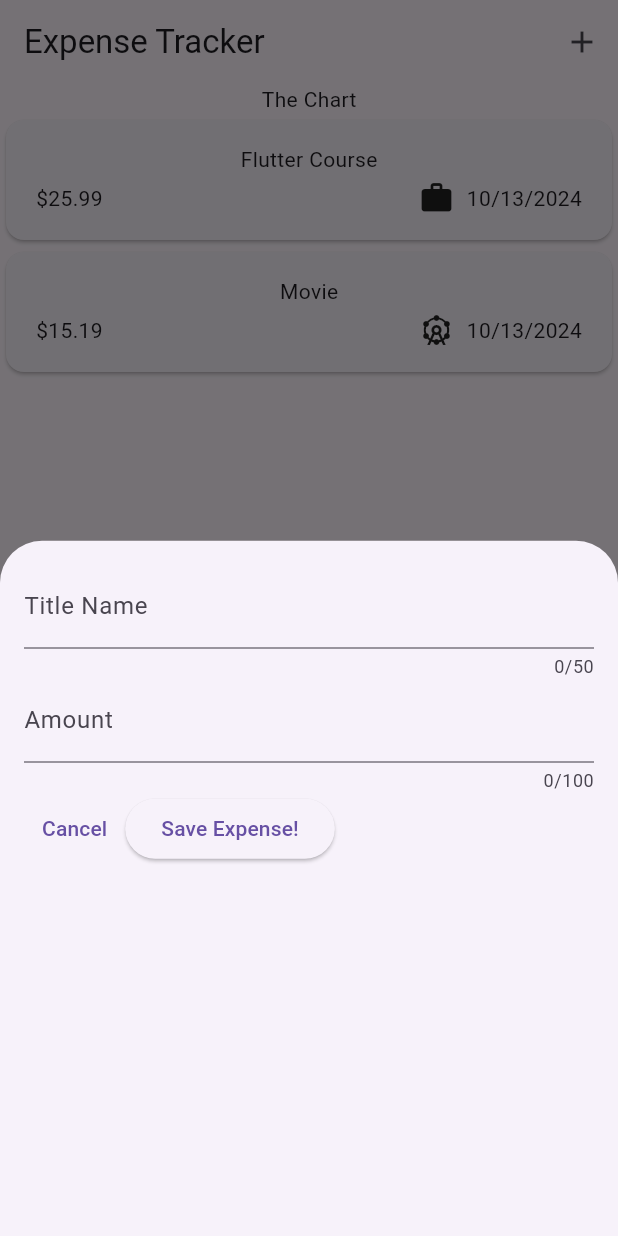
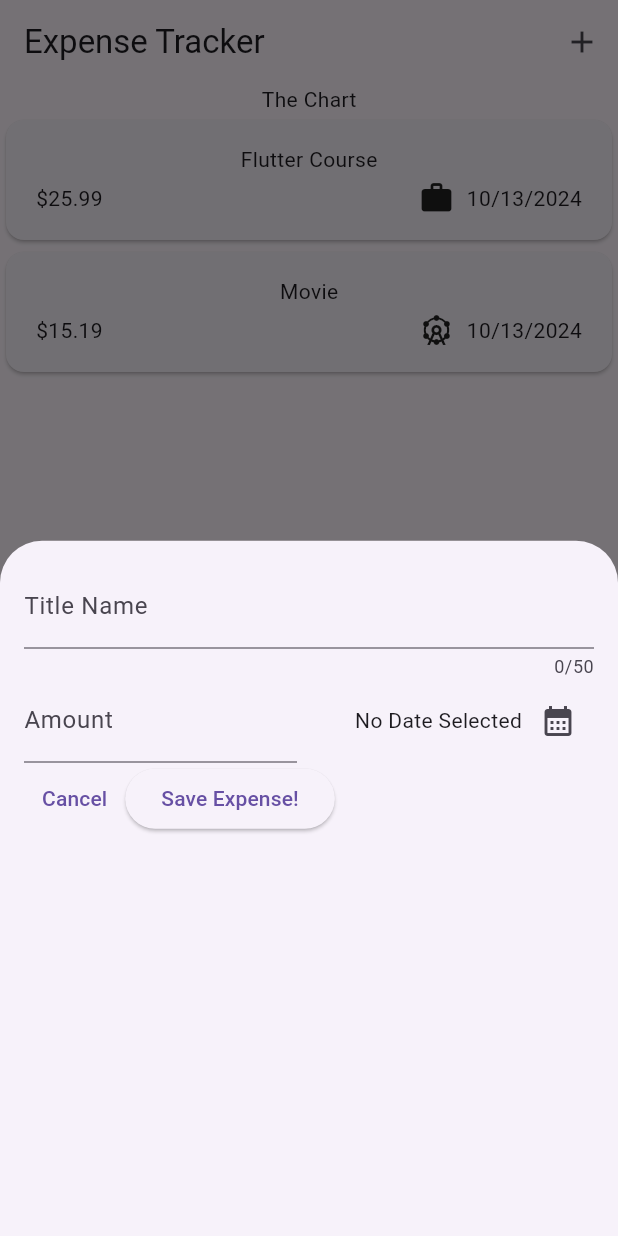
Before and after one commit to Mithilesh2600/First_App, a Flutter app: the screen it shows after launch, after a tap on the "add" icon, on a phone screen of 412 x 824 dp. Run offline on Flutter 3.47's test engine with Material 3 defaults, Android fonts, the phone set to English and light mode, and no system bars.

Commit message:
modified:   expense_app/lib/new_expense.dart

```diff
--- a/expense_app/lib/new_expense.dart
+++ b/expense_app/lib/new_expense.dart
@@ -1,4 +1,7 @@
 import 'package:flutter/material.dart';
+import 'package:intl/intl.dart';
+
+final formatter = DateFormat.yMd();
 
 class NewExpense extends StatefulWidget {
   const NewExpense({super.key});
@@ -12,6 +15,21 @@ class NewExpense extends StatefulWidget {
 class _NewExpenseState extends State<NewExpense> {
   final _titleController = TextEditingController();
   final _amountController = TextEditingController();
+  DateTime? _selectedDate;
+
+  void _presentDatePicker() async {
+    final now = DateTime.now();
+    final firstDate = DateTime(now.year - 5);
+    final pickedDate = await showDatePicker(
+        context: context,
+        initialDate: now,
+        firstDate: firstDate,
+        lastDate: now);
+
+    setState(() {
+      _selectedDate = pickedDate;
+    });
+  }
 
   @override
   void dispose() {
@@ -33,14 +51,36 @@ class _NewExpenseState extends State<NewExpense> {
               label: Text("Title Name"),
             ),
           ),
-          TextField(
+          Row(
+            children: [
+              Expanded(
+                child: TextField(
                   controller: _amountController,
-            maxLength: 100,
                   keyboardType: TextInputType.number,
                   decoration: const InputDecoration(
                     prefixText: 'Rs. ',
                     label: Text("Amount"),
                   ),
+                ),
+              ),
+              const SizedBox(
+                width: 16,
+              ),
+              Expanded(
+                child: Row(
+                  mainAxisAlignment: MainAxisAlignment.end,
+                  crossAxisAlignment: CrossAxisAlignment.center,
+                  children: [
+                    Text(_selectedDate == null
+                        ? "No Date Selected"
+                        : formatter.format(_selectedDate!)),
+                    IconButton(
+                        onPressed: _presentDatePicker,
+                        icon: const Icon(Icons.calendar_month)),
+                  ],
+                ),
+              ),
+            ],
           ),
           Row(
             children: [
```
Lines whose indentation alone changed are shown as unchanged.
